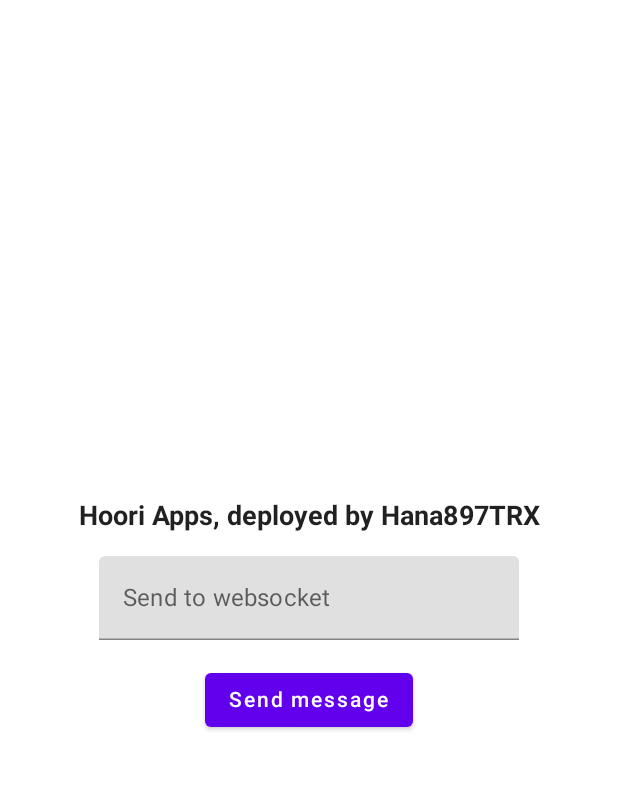
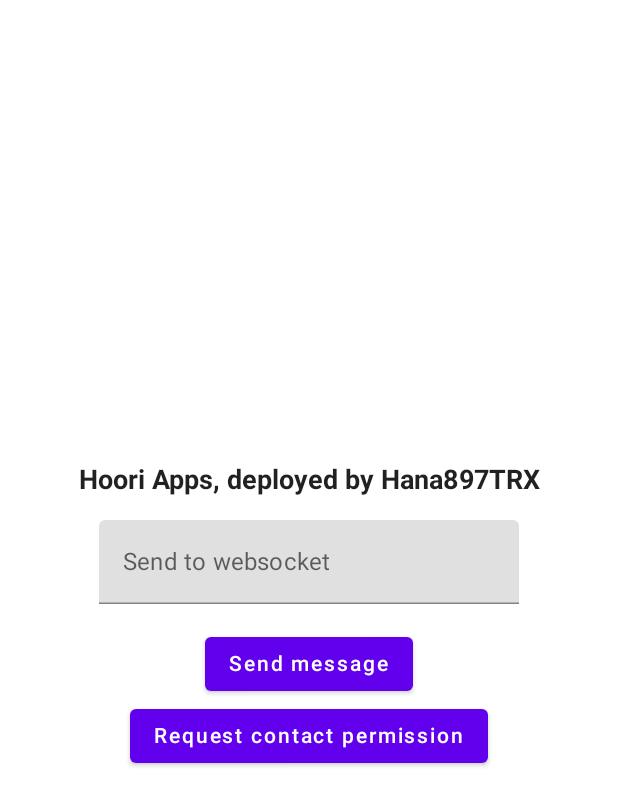
Before and after one commit to Hana897TRX/ComposeContactsWebSocket, an Android app built with Jetpack Compose: the screen it shows after launch (MainActivity), on a phone screen of 412 x 824 dp. Shown: the top 806 px of the screen. Run offline under Robolectric (Android 15) with nearby library versions, the phone set to English and light mode, and no system bars; our stand-ins replace Dagger/Hilt's generated code.

Commit message:
Request Contact permission

```diff
--- a/app/src/main/AndroidManifest.xml
+++ b/app/src/main/AndroidManifest.xml
@@ -4,6 +4,7 @@
 
     <uses-permission android:name="android.permission.INTERNET"/>
     <uses-permission android:name="android.permission.ACCESS_NETWORK_STATE"/>
+    <uses-permission android:name="android.permission.WRITE_CONTACTS" />
 
     <application
         android:allowBackup="true"
--- a/app/src/main/java/com/hana897trx/contactsregister/ui/main/MainActivity.kt
+++ b/app/src/main/java/com/hana897trx/contactsregister/ui/main/MainActivity.kt
@@ -1,8 +1,16 @@
 package com.hana897trx.contactsregister.ui.main
 
+import android.Manifest
+import android.content.ContentProviderOperation
+import android.content.Context
+import android.content.pm.PackageManager
 import android.os.Bundle
+import android.util.Log
+import android.widget.Toast
 import androidx.activity.ComponentActivity
 import androidx.activity.compose.setContent
+import androidx.activity.result.ActivityResultLauncher
+import androidx.activity.result.contract.ActivityResultContracts
 import androidx.compose.foundation.layout.Arrangement
 import androidx.compose.foundation.layout.Column
 import androidx.compose.foundation.layout.fillMaxSize
@@ -17,25 +25,32 @@ import androidx.compose.runtime.mutableStateOf
 import androidx.compose.runtime.remember
 import androidx.compose.ui.Alignment
 import androidx.compose.ui.Modifier
+import androidx.compose.ui.platform.LocalContext
 import androidx.compose.ui.text.font.FontWeight
 import androidx.compose.ui.tooling.preview.Preview
 import androidx.compose.ui.unit.dp
 import androidx.compose.ui.unit.sp
+import androidx.core.content.ContextCompat
 import androidx.hilt.navigation.compose.hiltViewModel
-import com.hana897trx.contactsregister.ui.main.MainViewModel
 import com.hana897trx.contactsregister.ui.theme.ContactsRegisterTheme
+import com.hana897trx.contactsregister.utils.TAGS.PERMISSION_TAG
 import dagger.hilt.android.AndroidEntryPoint
 
 @AndroidEntryPoint
 class MainActivity : ComponentActivity() {
+    private val launcherRequest: ActivityResultLauncher<String> = registerForActivityResult(
+        ActivityResultContracts.RequestPermission()
+    ) {}
+
     override fun onCreate(savedInstanceState: Bundle?) {
         super.onCreate(savedInstanceState)
+        Log.w(PERMISSION_TAG, launcherRequest.contract.toString())
         setContent {
             ContactsRegisterTheme {
-                Surface(
-                    modifier = Modifier.fillMaxSize(), color = MaterialTheme.colors.background
-                ) {
-                    ConnectionUI()
+                Surface(modifier = Modifier.fillMaxSize(), color = MaterialTheme.colors.background) {
+                    ConnectionUI() {
+                        launcherRequest.launch(Manifest.permission.WRITE_CONTACTS)
+                    }
                 }
             }
         }
@@ -43,9 +58,12 @@ class MainActivity : ComponentActivity() {
 }
 
 @Composable
-fun ConnectionUI() {
+fun ConnectionUI(
+    requestContactPermission: () -> Unit,
+) {
     val viewModel = hiltViewModel<MainViewModel>()
     val (textState, setTextState) = remember { mutableStateOf(String()) }
+    val ctx: Context = LocalContext.current
 
     Column(
         modifier = Modifier.fillMaxSize(),
@@ -58,12 +76,12 @@ fun ConnectionUI() {
             fontWeight = FontWeight.Bold,
             fontSize = 18.sp,
         )
-        TextField(
-            modifier = Modifier.padding(top = 16.dp),
+        TextField(modifier = Modifier.padding(top = 16.dp),
             value = textState,
-            onValueChange = setTextState, placeholder = {
-            Text(text = "Send to websocket")
-        })
+            onValueChange = setTextState,
+            placeholder = {
+                Text(text = "Send to websocket")
+            })
         Button(
             modifier = Modifier.padding(top = 16.dp),
             onClick = {
@@ -75,6 +93,18 @@ fun ConnectionUI() {
                 text = "Send message",
             )
         }
+        Button(
+            onClick = {
+                if (ContextCompat.checkSelfPermission(ctx, Manifest.permission.WRITE_CONTACTS) == PackageManager.PERMISSION_GRANTED) {
+                    Toast.makeText(ctx, "Permission already granted", Toast.LENGTH_SHORT).show()
+                } else {
+                    requestContactPermission()
+                }
+            }) {
+            Text(
+                text = "Request contact permission"
+            )
+        }
     }
 }
 
@@ -82,6 +112,6 @@ fun ConnectionUI() {
 @Composable
 fun DefaultPreview() {
     ContactsRegisterTheme {
-        ConnectionUI()
+        ConnectionUI() {}
     }
 }
--- a/app/src/main/java/com/hana897trx/contactsregister/utils/Constants.kt
+++ b/app/src/main/java/com/hana897trx/contactsregister/utils/Constants.kt
@@ -4,3 +4,7 @@ object  Constants {
     private const val API_KEY = "VCXCEuvhGcBDP7XhiJJUDvR1e1D3eiVjgZ9VRiaV"
     const val WEB_SOCKET_URL = "wss://demo.piesocket.com/v3/channel_123?api_key=$API_KEY&notify_self"
 }
+
+object TAGS {
+    const val PERMISSION_TAG = "PERMISSION_TAG"
+}
```
